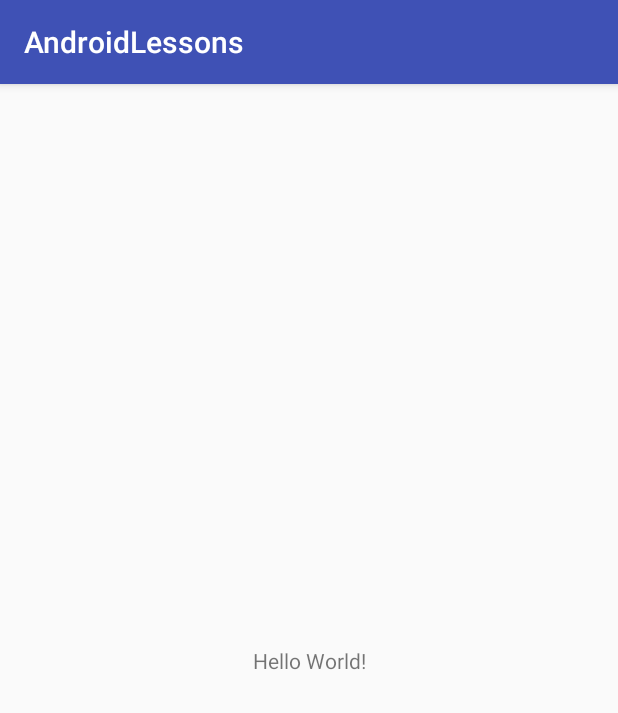
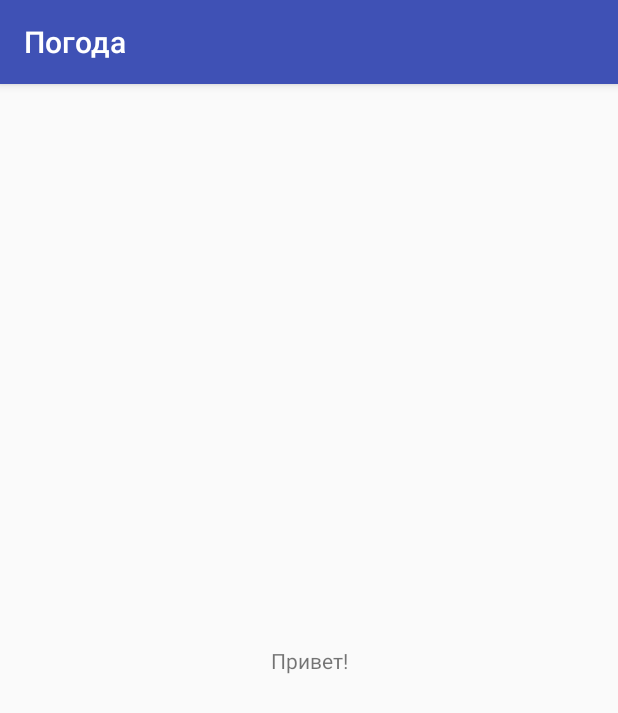
Before and after one commit to JekaPopov/AndroidLessons, an Android app: the screen it shows after launch (MainActivity), on a phone screen of 412 x 824 dp. Shown: the top 713 px of the screen. Run offline under Robolectric (Android 15) with nearby library versions, the phone set to English and light mode, and no system bars.

Commit message:
changeName

```diff
--- a/app/src/main/res/values/strings.xml
+++ b/app/src/main/res/values/strings.xml
@@ -1,4 +1,4 @@
 <resources>
-    <string name="app_name">AndroidLessons</string>
-    <string name="helloString">Hello World!</string>
+    <string name="app_name">Погода</string>
+    <string name="helloString">Привет!</string>
 </resources>
```
